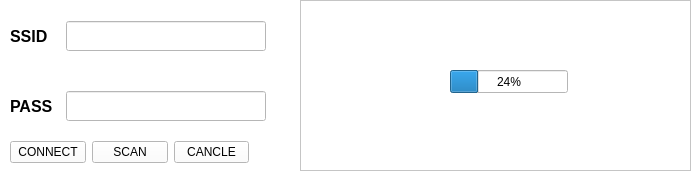
Qt form UI/network_window.ui (thanggtrann12/feature) before a commit.
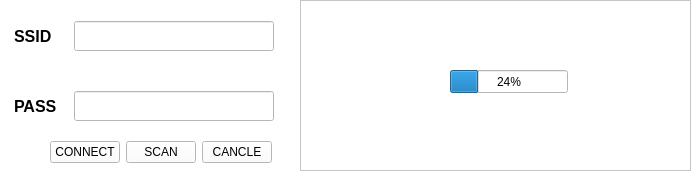
The same form after that commit.

Commit message: finish mqtt, network and help function

The edit to the form file:
```diff
--- a/UI/network_window.ui
+++ b/UI/network_window.ui
@@ -52,45 +52,12 @@
      <number>24</number>
     </property>
    </widget>
-   <widget class="QWidget" name="">
-    <property name="geometry">
-     <rect>
-      <x>10</x>
-      <y>140</y>
-      <width>239</width>
-      <height>25</height>
-     </rect>
-    </property>
-    <layout class="QHBoxLayout" name="horizontalLayout">
-     <item>
-      <widget class="QPushButton" name="connect_button">
-       <property name="text">
-        <string>CONNECT</string>
-       </property>
-      </widget>
-     </item>
-     <item>
-      <widget class="QPushButton" name="scan_button">
-       <property name="text">
-        <string>SCAN</string>
-       </property>
-      </widget>
-     </item>
-     <item>
-      <widget class="QPushButton" name="cancle_button">
-       <property name="text">
-        <string>CANCLE</string>
-       </property>
-      </widget>
-     </item>
-    </layout>
-   </widget>
-   <widget class="QWidget" name="">
+   <widget class="QWidget" name="layoutWidget">
     <property name="geometry">
      <rect>
       <x>10</x>
       <y>20</y>
-      <width>258</width>
+      <width>268</width>
       <height>32</height>
      </rect>
     </property>
@@ -139,12 +106,12 @@
      </item>
     </layout>
    </widget>
-   <widget class="QWidget" name="">
+   <widget class="QWidget" name="layoutWidget">
     <property name="geometry">
      <rect>
       <x>10</x>
       <y>90</y>
-      <width>258</width>
+      <width>268</width>
       <height>32</height>
      </rect>
     </property>
@@ -193,6 +160,75 @@
      </item>
     </layout>
    </widget>
+   <widget class="QWidget" name="">
+    <property name="geometry">
+     <rect>
+      <x>50</x>
+      <y>140</y>
+      <width>224</width>
+      <height>25</height>
+     </rect>
+    </property>
+    <layout class="QHBoxLayout" name="horizontalLayout">
+     <item>
+      <widget class="QPushButton" name="connect_button">
+       <property name="minimumSize">
+        <size>
+         <width>70</width>
+         <height>0</height>
+        </size>
+       </property>
+       <property name="maximumSize">
+        <size>
+         <width>70</width>
+         <height>16777215</height>
+        </size>
+       </property>
+       <property name="text">
+        <string>CONNECT</string>
+       </property>
+      </widget>
+     </item>
+     <item>
+      <widget class="QPushButton" name="scan_button">
+       <property name="minimumSize">
+        <size>
+         <width>70</width>
+         <height>0</height>
+        </size>
+       </property>
+       <property name="maximumSize">
+        <size>
+         <width>70</width>
+         <height>16777215</height>
+        </size>
+       </property>
+       <property name="text">
+        <string>SCAN</string>
+       </property>
+      </widget>
+     </item>
+     <item>
+      <widget class="QPushButton" name="cancle_button">
+       <property name="minimumSize">
+        <size>
+         <width>70</width>
+         <height>0</height>
+        </size>
+       </property>
+       <property name="maximumSize">
+        <size>
+         <width>70</width>
+         <height>16777215</height>
+        </size>
+       </property>
+       <property name="text">
+        <string>CANCLE</string>
+       </property>
+      </widget>
+     </item>
+    </layout>
+   </widget>
   </widget>
  </widget>
  <resources/>
```
Left out of the diff: 4 changed lines with no effect on the pictures. The commit also changes 31 other files.
